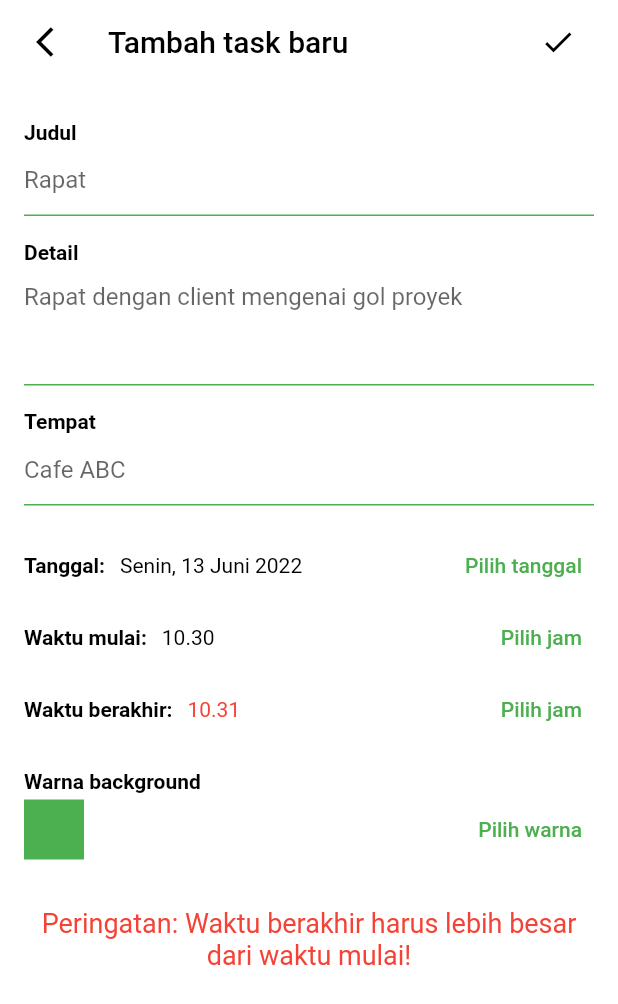
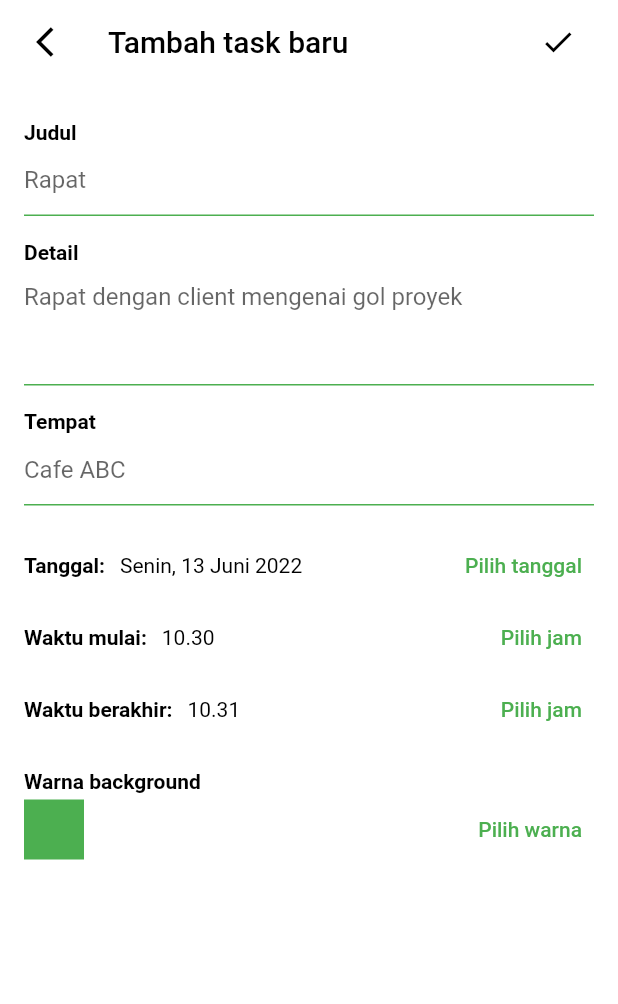
Before and after one commit to agustig/one_task, a Flutter app: the TaskForm screen opened directly with empty values, on a phone screen of 412 x 824 dp. Shown: the top 1004 px of the screen. Run offline on Flutter 3.47's test engine with Material 2 defaults, Android fonts, the phone set to English and light mode, and no system bars; our stand-ins replace flutter_colorpicker, syncfusion_flutter_calendar; missing offline and left inert: syncfusion_localizations.

Commit message:
Fix alert color

```diff
--- a/lib/screens/task_form.dart
+++ b/lib/screens/task_form.dart
@@ -200,10 +200,10 @@ class _TaskFormState extends State<TaskForm> {
                           isEndTimeValid(_dateTime.startTime, _dateTime.endTime)
                               ? Text(
                                   _dateTime.endTime.format(context),
-                                  style: const TextStyle(color: Colors.red),
                                 )
                               : Text(
                                   _dateTime.endTime.format(context),
+                                  style: const TextStyle(color: Colors.red),
                                 ),
                         ],
                       ),
@@ -293,8 +293,8 @@ class _TaskFormState extends State<TaskForm> {
               child: SizedBox(
                 child: Text(
                   isEndTimeValid(_dateTime.startTime, _dateTime.endTime)
-                      ? 'Peringatan: Waktu berakhir harus lebih besar dari waktu mulai!'
-                      : '',
+                      ? ''
+                      : 'Peringatan: Waktu berakhir harus lebih besar dari waktu mulai!',
                   style: const TextStyle(
                     color: Colors.red,
                     fontSize: 18,
```
